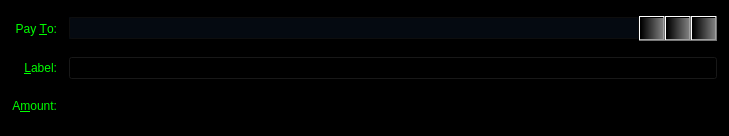
This is src/qt/forms/sendcoinsentry.ui in gridcoin/Gridcoin-master as Qt 5 draws it before an edit. The edited form follows.
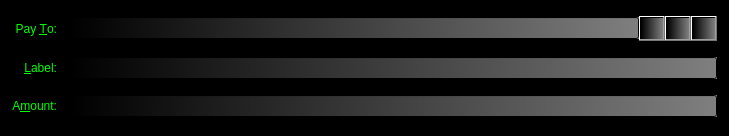
This is the edited form. Icons and pictures are not drawn. Custom widgets are drawn as their Qt base class.

```diff
--- a/src/qt/forms/sendcoinsentry.ui
+++ b/src/qt/forms/sendcoinsentry.ui
@@ -151,19 +151,30 @@
         <colorrole role="WindowText">
          <brush brushstyle="SolidPattern">
           <color alpha="255">
-           <red>0</red>
-           <green>255</green>
-           <blue>0</blue>
+           <red>144</red>
+           <green>238</green>
+           <blue>144</blue>
           </color>
          </brush>
         </colorrole>
         <colorrole role="Button">
-         <brush brushstyle="SolidPattern">
+         <brush brushstyle="LinearGradientPattern">
+          <gradient startx="0.000000000000000" starty="0.000000000000000" endx="1.000000000000000" endy="0.000000000000000" type="LinearGradient" spread="PadSpread" coordinatemode="ObjectBoundingMode">
+           <gradientstop position="0.000000000000000">
           <color alpha="255">
            <red>0</red>
            <green>0</green>
            <blue>0</blue>
           </color>
+           </gradientstop>
+           <gradientstop position="1.000000000000000">
+            <color alpha="255">
+             <red>127</red>
+             <green>127</green>
+             <blue>127</blue>
+            </color>
+           </gradientstop>
+          </gradient>
          </brush>
         </colorrole>
         <colorrole role="Light">
@@ -205,9 +216,9 @@
         <colorrole role="Text">
          <brush brushstyle="SolidPattern">
           <color alpha="255">
-           <red>0</red>
-           <green>255</green>
-           <blue>0</blue>
+           <red>144</red>
+           <green>238</green>
+           <blue>144</blue>
           </color>
          </brush>
         </colorrole>
@@ -223,28 +234,50 @@
         <colorrole role="ButtonText">
          <brush brushstyle="SolidPattern">
           <color alpha="255">
-           <red>0</red>
-           <green>255</green>
-           <blue>0</blue>
+           <red>144</red>
+           <green>238</green>
+           <blue>144</blue>
           </color>
          </brush>
         </colorrole>
         <colorrole role="Base">
-         <brush brushstyle="SolidPattern">
+         <brush brushstyle="LinearGradientPattern">
+          <gradient startx="0.000000000000000" starty="0.000000000000000" endx="1.000000000000000" endy="0.000000000000000" type="LinearGradient" spread="PadSpread" coordinatemode="ObjectBoundingMode">
+           <gradientstop position="0.000000000000000">
           <color alpha="255">
            <red>0</red>
            <green>0</green>
            <blue>0</blue>
           </color>
+           </gradientstop>
+           <gradientstop position="1.000000000000000">
+            <color alpha="255">
+             <red>127</red>
+             <green>127</green>
+             <blue>127</blue>
+            </color>
+           </gradientstop>
+          </gradient>
          </brush>
         </colorrole>
         <colorrole role="Window">
-         <brush brushstyle="SolidPattern">
+         <brush brushstyle="LinearGradientPattern">
+          <gradient startx="0.000000000000000" starty="0.000000000000000" endx="1.000000000000000" endy="0.000000000000000" type="LinearGradient" spread="PadSpread" coordinatemode="ObjectBoundingMode">
+           <gradientstop position="0.000000000000000">
           <color alpha="255">
            <red>0</red>
            <green>0</green>
            <blue>0</blue>
           </color>
+           </gradientstop>
+           <gradientstop position="1.000000000000000">
+            <color alpha="255">
+             <red>127</red>
+             <green>127</green>
+             <blue>127</blue>
+            </color>
+           </gradientstop>
+          </gradient>
          </brush>
         </colorrole>
         <colorrole role="Shadow">
@@ -306,19 +339,30 @@
         <colorrole role="WindowText">
          <brush brushstyle="SolidPattern">
           <color alpha="255">
-           <red>0</red>
-           <green>255</green>
-           <blue>0</blue>
+           <red>144</red>
+           <green>238</green>
+           <blue>144</blue>
           </color>
          </brush>
         </colorrole>
         <colorrole role="Button">
-         <brush brushstyle="SolidPattern">
+         <brush brushstyle="LinearGradientPattern">
+          <gradient startx="0.000000000000000" starty="0.000000000000000" endx="1.000000000000000" endy="0.000000000000000" type="LinearGradient" spread="PadSpread" coordinatemode="ObjectBoundingMode">
+           <gradientstop position="0.000000000000000">
           <color alpha="255">
            <red>0</red>
            <green>0</green>
            <blue>0</blue>
           </color>
+           </gradientstop>
+           <gradientstop position="1.000000000000000">
+            <color alpha="255">
+             <red>127</red>
+             <green>127</green>
+             <blue>127</blue>
+            </color>
+           </gradientstop>
+          </gradient>
          </brush>
         </colorrole>
         <colorrole role="Light">
@@ -360,9 +404,9 @@
         <colorrole role="Text">
          <brush brushstyle="SolidPattern">
           <color alpha="255">
-           <red>0</red>
-           <green>255</green>
-           <blue>0</blue>
+           <red>144</red>
+           <green>238</green>
+           <blue>144</blue>
           </color>
          </brush>
         </colorrole>
@@ -378,28 +422,50 @@
         <colorrole role="ButtonText">
          <brush brushstyle="SolidPattern">
           <color alpha="255">
-           <red>0</red>
-           <green>255</green>
-           <blue>0</blue>
+           <red>144</red>
+           <green>238</green>
+           <blue>144</blue>
           </color>
          </brush>
         </colorrole>
         <colorrole role="Base">
-         <brush brushstyle="SolidPattern">
+         <brush brushstyle="LinearGradientPattern">
+          <gradient startx="0.000000000000000" starty="0.000000000000000" endx="1.000000000000000" endy="0.000000000000000" type="LinearGradient" spread="PadSpread" coordinatemode="ObjectBoundingMode">
+           <gradientstop position="0.000000000000000">
           <color alpha="255">
            <red>0</red>
            <green>0</green>
            <blue>0</blue>
           </color>
+           </gradientstop>
+           <gradientstop position="1.000000000000000">
+            <color alpha="255">
+             <red>127</red>
+             <green>127</green>
+             <blue>127</blue>
+            </color>
+           </gradientstop>
+          </gradient>
          </brush>
         </colorrole>
         <colorrole role="Window">
-         <brush brushstyle="SolidPattern">
+         <brush brushstyle="LinearGradientPattern">
+          <gradient startx="0.000000000000000" starty="0.000000000000000" endx="1.000000000000000" endy="0.000000000000000" type="LinearGradient" spread="PadSpread" coordinatemode="ObjectBoundingMode">
+           <gradientstop position="0.000000000000000">
           <color alpha="255">
            <red>0</red>
            <green>0</green>
            <blue>0</blue>
           </color>
+           </gradientstop>
+           <gradientstop position="1.000000000000000">
+            <color alpha="255">
+             <red>127</red>
+             <green>127</green>
+             <blue>127</blue>
+            </color>
+           </gradientstop>
+          </gradient>
          </brush>
         </colorrole>
         <colorrole role="Shadow">
@@ -461,19 +527,30 @@
         <colorrole role="WindowText">
          <brush brushstyle="SolidPattern">
           <color alpha="255">
-           <red>0</red>
-           <green>0</green>
-           <blue>0</blue>
+           <red>144</red>
+           <green>238</green>
+           <blue>144</blue>
           </color>
          </brush>
         </colorrole>
         <colorrole role="Button">
-         <brush brushstyle="SolidPattern">
+         <brush brushstyle="LinearGradientPattern">
+          <gradient startx="0.000000000000000" starty="0.000000000000000" endx="1.000000000000000" endy="0.000000000000000" type="LinearGradient" spread="PadSpread" coordinatemode="ObjectBoundingMode">
+           <gradientstop position="0.000000000000000">
           <color alpha="255">
            <red>0</red>
            <green>0</green>
            <blue>0</blue>
           </color>
+           </gradientstop>
+           <gradientstop position="1.000000000000000">
+            <color alpha="255">
+             <red>127</red>
+             <green>127</green>
+             <blue>127</blue>
+            </color>
+           </gradientstop>
+          </gradient>
          </brush>
         </colorrole>
         <colorrole role="Light">
@@ -515,9 +592,9 @@
         <colorrole role="Text">
          <brush brushstyle="SolidPattern">
           <color alpha="255">
-           <red>0</red>
-           <green>0</green>
-           <blue>0</blue>
+           <red>144</red>
+           <green>238</green>
+           <blue>144</blue>
           </color>
          </brush>
         </colorrole>
@@ -533,28 +610,50 @@
         <colorrole role="ButtonText">
          <brush brushstyle="SolidPattern">
           <color alpha="255">
-           <red>0</red>
-           <green>0</green>
-           <blue>0</blue>
+           <red>144</red>
+           <green>238</green>
+           <blue>144</blue>
           </color>
          </brush>
         </colorrole>
         <colorrole role="Base">
-         <brush brushstyle="SolidPattern">
+         <brush brushstyle="LinearGradientPattern">
+          <gradient startx="0.000000000000000" starty="0.000000000000000" endx="1.000000000000000" endy="0.000000000000000" type="LinearGradient" spread="PadSpread" coordinatemode="ObjectBoundingMode">
+           <gradientstop position="0.000000000000000">
           <color alpha="255">
            <red>0</red>
            <green>0</green>
            <blue>0</blue>
           </color>
+           </gradientstop>
+           <gradientstop position="1.000000000000000">
+            <color alpha="255">
+             <red>127</red>
+             <green>127</green>
+             <blue>127</blue>
+            </color>
+           </gradientstop>
+          </gradient>
          </brush>
         </colorrole>
         <colorrole role="Window">
-         <brush brushstyle="SolidPattern">
+         <brush brushstyle="LinearGradientPattern">
+          <gradient startx="0.000000000000000" starty="0.000000000000000" endx="1.000000000000000" endy="0.000000000000000" type="LinearGradient" spread="PadSpread" coordinatemode="ObjectBoundingMode">
+           <gradientstop position="0.000000000000000">
           <color alpha="255">
            <red>0</red>
            <green>0</green>
            <blue>0</blue>
           </color>
+           </gradientstop>
+           <gradientstop position="1.000000000000000">
+            <color alpha="255">
+             <red>127</red>
+             <green>127</green>
+             <blue>127</blue>
+            </color>
+           </gradientstop>
+          </gradient>
          </brush>
         </colorrole>
         <colorrole role="Shadow">
@@ -615,7 +714,13 @@
       </palette>
      </property>
      <property name="autoFillBackground">
-      <bool>true</bool>
+      <bool>false</bool>
+     </property>
+     <property name="styleSheet">
+      <string notr="true">
+background-color:qlineargradient(spread:pad, x1:0, y1:0, x2:1, y2:0, stop:0 rgba(0, 0, 0, 255), stop:1 rgba(127, 127, 127, 255));
+color:lightgreen;
+</string>
      </property>
     </widget>
    </item>
@@ -645,19 +750,30 @@
           <colorrole role="WindowText">
            <brush brushstyle="SolidPattern">
             <color alpha="255">
-             <red>0</red>
-             <green>255</green>
-             <blue>0</blue>
+             <red>144</red>
+             <green>238</green>
+             <blue>144</blue>
             </color>
            </brush>
           </colorrole>
           <colorrole role="Button">
-           <brush brushstyle="SolidPattern">
+           <brush brushstyle="LinearGradientPattern">
+            <gradient startx="0.000000000000000" starty="0.000000000000000" endx="1.000000000000000" endy="0.000000000000000" type="LinearGradient" spread="PadSpread" coordinatemode="ObjectBoundingMode">
+             <gradientstop position="0.000000000000000">
             <color alpha="255">
-             <red>33</red>
-             <green>33</green>
-             <blue>33</blue>
-            </color>
+               <red>0</red>
+               <green>0</green>
+               <blue>0</blue>
+              </color>
+             </gradientstop>
+             <gradientstop position="1.000000000000000">
+              <color alpha="255">
+               <red>127</red>
+               <green>127</green>
+               <blue>127</blue>
+              </color>
+             </gradientstop>
+            </gradient>
            </brush>
           </colorrole>
           <colorrole role="Light">
@@ -699,9 +815,9 @@
           <colorrole role="Text">
            <brush brushstyle="SolidPattern">
             <color alpha="255">
-             <red>0</red>
-             <green>255</green>
-             <blue>0</blue>
+             <red>144</red>
+             <green>238</green>
+             <blue>144</blue>
             </color>
            </brush>
           </colorrole>
@@ -717,28 +833,50 @@
           <colorrole role="ButtonText">
            <brush brushstyle="SolidPattern">
             <color alpha="255">
-             <red>0</red>
-             <green>255</green>
-             <blue>0</blue>
+             <red>144</red>
+             <green>238</green>
+             <blue>144</blue>
             </color>
            </brush>
           </colorrole>
           <colorrole role="Base">
-           <brush brushstyle="SolidPattern">
+           <brush brushstyle="LinearGradientPattern">
+            <gradient startx="0.000000000000000" starty="0.000000000000000" endx="1.000000000000000" endy="0.000000000000000" type="LinearGradient" spread="PadSpread" coordinatemode="ObjectBoundingMode">
+             <gradientstop position="0.000000000000000">
             <color alpha="255">
-             <red>5</red>
-             <green>10</green>
-             <blue>17</blue>
-            </color>
+               <red>0</red>
+               <green>0</green>
+               <blue>0</blue>
+              </color>
+             </gradientstop>
+             <gradientstop position="1.000000000000000">
+              <color alpha="255">
+               <red>127</red>
+               <green>127</green>
+               <blue>127</blue>
+              </color>
+             </gradientstop>
+            </gradient>
            </brush>
           </colorrole>
           <colorrole role="Window">
-           <brush brushstyle="SolidPattern">
+           <brush brushstyle="LinearGradientPattern">
+            <gradient startx="0.000000000000000" starty="0.000000000000000" endx="1.000000000000000" endy="0.000000000000000" type="LinearGradient" spread="PadSpread" coordinatemode="ObjectBoundingMode">
+             <gradientstop position="0.000000000000000">
             <color alpha="255">
-             <red>20</red>
-             <green>20</green>
-             <blue>20</blue>
-            </color>
+               <red>0</red>
+               <green>0</green>
+               <blue>0</blue>
+              </color>
+             </gradientstop>
+             <gradientstop position="1.000000000000000">
+              <color alpha="255">
+               <red>127</red>
+               <green>127</green>
+               <blue>127</blue>
+              </color>
+             </gradientstop>
+            </gradient>
            </brush>
           </colorrole>
           <colorrole role="Shadow">
@@ -800,19 +938,30 @@
           <colorrole role="WindowText">
            <brush brushstyle="SolidPattern">
             <color alpha="255">
-             <red>0</red>
-             <green>255</green>
-             <blue>0</blue>
+             <red>144</red>
+             <green>238</green>
+             <blue>144</blue>
             </color>
            </brush>
           </colorrole>
           <colorrole role="Button">
-           <brush brushstyle="SolidPattern">
+           <brush brushstyle="LinearGradientPattern">
+            <gradient startx="0.000000000000000" starty="0.000000000000000" endx="1.000000000000000" endy="0.000000000000000" type="LinearGradient" spread="PadSpread" coordinatemode="ObjectBoundingMode">
+             <gradientstop position="0.000000000000000">
             <color alpha="255">
-             <red>33</red>
-             <green>33</green>
-             <blue>33</blue>
-            </color>
+               <red>0</red>
+               <green>0</green>
+               <blue>0</blue>
+              </color>
+             </gradientstop>
+             <gradientstop position="1.000000000000000">
+              <color alpha="255">
+               <red>127</red>
+               <green>127</green>
+               <blue>127</blue>
+              </color>
+             </gradientstop>
+            </gradient>
            </brush>
           </colorrole>
           <colorrole role="Light">
@@ -854,9 +1003,9 @@
           <colorrole role="Text">
            <brush brushstyle="SolidPattern">
             <color alpha="255">
-             <red>0</red>
-             <green>255</green>
-             <blue>0</blue>
+             <red>144</red>
+             <green>238</green>
+             <blue>144</blue>
             </color>
            </brush>
           </colorrole>
@@ -872,28 +1021,50 @@
           <colorrole role="ButtonText">
            <brush brushstyle="SolidPattern">
             <color alpha="255">
-             <red>0</red>
-             <green>255</green>
-             <blue>0</blue>
+             <red>144</red>
+             <green>238</green>
+             <blue>144</blue>
             </color>
            </brush>
           </colorrole>
           <colorrole role="Base">
-           <brush brushstyle="SolidPattern">
+           <brush brushstyle="LinearGradientPattern">
+            <gradient startx="0.000000000000000" starty="0.000000000000000" endx="1.000000000000000" endy="0.000000000000000" type="LinearGradient" spread="PadSpread" coordinatemode="ObjectBoundingMode">
+             <gradientstop position="0.000000000000000">
             <color alpha="255">
-             <red>5</red>
-             <green>10</green>
-             <blue>17</blue>
-            </color>
+               <red>0</red>
+               <green>0</green>
+               <blue>0</blue>
+              </color>
+             </gradientstop>
+             <gradientstop position="1.000000000000000">
+              <color alpha="255">
+               <red>127</red>
+               <green>127</green>
+               <blue>127</blue>
+              </color>
+             </gradientstop>
+            </gradient>
            </brush>
           </colorrole>
           <colorrole role="Window">
-           <brush brushstyle="SolidPattern">
+           <brush brushstyle="LinearGradientPattern">
+            <gradient startx="0.000000000000000" starty="0.000000000000000" endx="1.000000000000000" endy="0.000000000000000" type="LinearGradient" spread="PadSpread" coordinatemode="ObjectBoundingMode">
+             <gradientstop position="0.000000000000000">
             <color alpha="255">
-             <red>20</red>
-             <green>20</green>
-             <blue>20</blue>
-            </color>
+               <red>0</red>
+               <green>0</green>
+               <blue>0</blue>
+              </color>
+             </gradientstop>
+             <gradientstop position="1.000000000000000">
+              <color alpha="255">
+               <red>127</red>
+               <green>127</green>
+               <blue>127</blue>
+              </color>
+             </gradientstop>
+            </gradient>
            </brush>
           </colorrole>
           <colorrole role="Shadow">
@@ -955,19 +1126,30 @@
           <colorrole role="WindowText">
            <brush brushstyle="SolidPattern">
             <color alpha="255">
-             <red>16</red>
-             <green>16</green>
-             <blue>16</blue>
+             <red>144</red>
+             <green>238</green>
+             <blue>144</blue>
             </color>
            </brush>
           </colorrole>
           <colorrole role="Button">
-           <brush brushstyle="SolidPattern">
+           <brush brushstyle="LinearGradientPattern">
+            <gradient startx="0.000000000000000" starty="0.000000000000000" endx="1.000000000000000" endy="0.000000000000000" type="LinearGradient" spread="PadSpread" coordinatemode="ObjectBoundingMode">
+             <gradientstop position="0.000000000000000">
             <color alpha="255">
-             <red>33</red>
-             <green>33</green>
-             <blue>33</blue>
-            </color>
+               <red>0</red>
+               <green>0</green>
+               <blue>0</blue>
+              </color>
+             </gradientstop>
+             <gradientstop position="1.000000000000000">
+              <color alpha="255">
+               <red>127</red>
+               <green>127</green>
+               <blue>127</blue>
+              </color>
+             </gradientstop>
+            </gradient>
            </brush>
           </colorrole>
           <colorrole role="Light">
@@ -1009,9 +1191,9 @@
           <colorrole role="Text">
            <brush brushstyle="SolidPattern">
             <color alpha="255">
-             <red>16</red>
-             <green>16</green>
-             <blue>16</blue>
+             <red>144</red>
+             <green>238</green>
+             <blue>144</blue>
             </color>
            </brush>
           </colorrole>
@@ -1027,28 +1209,50 @@
           <colorrole role="ButtonText">
            <brush brushstyle="SolidPattern">
             <color alpha="255">
-             <red>16</red>
-             <green>16</green>
-             <blue>16</blue>
+             <red>144</red>
+             <green>238</green>
+             <blue>144</blue>
             </color>
            </brush>
           </colorrole>
           <colorrole role="Base">
-           <brush brushstyle="SolidPattern">
+           <brush brushstyle="LinearGradientPattern">
+            <gradient startx="0.000000000000000" starty="0.000000000000000" endx="1.000000000000000" endy="0.000000000000000" type="LinearGradient" spread="PadSpread" coordinatemode="ObjectBoundingMode">
+             <gradientstop position="0.000000000000000">
             <color alpha="255">
-             <red>20</red>
-             <green>20</green>
-             <blue>20</blue>
-            </color>
+               <red>0</red>
+               <green>0</green>
+               <blue>0</blue>
+              </color>
+             </gradientstop>
+             <gradientstop position="1.000000000000000">
+              <color alpha="255">
+               <red>127</red>
+               <green>127</green>
+               <blue>127</blue>
+              </color>
+             </gradientstop>
+            </gradient>
            </brush>
           </colorrole>
           <colorrole role="Window">
-           <brush brushstyle="SolidPattern">
+           <brush brushstyle="LinearGradientPattern">
+            <gradient startx="0.000000000000000" starty="0.000000000000000" endx="1.000000000000000" endy="0.000000000000000" type="LinearGradient" spread="PadSpread" coordinatemode="ObjectBoundingMode">
+             <gradientstop position="0.000000000000000">
             <color alpha="255">
-             <red>20</red>
-             <green>20</green>
-             <blue>20</blue>
-            </color>
+               <red>0</red>
+               <green>0</green>
+               <blue>0</blue>
+              </color>
+             </gradientstop>
+             <gradientstop position="1.000000000000000">
+              <color alpha="255">
+               <red>127</red>
+               <green>127</green>
+               <blue>127</blue>
+              </color>
+             </gradientstop>
+            </gradient>
            </brush>
           </colorrole>
           <colorrole role="Shadow">
@@ -1112,7 +1316,13 @@
         <string>The address to send the payment to (e.g. 1NS17iag9jJgTHD1VXjvLCEnZuQ3rJDE9L)</string>
        </property>
        <property name="autoFillBackground">
-        <bool>true</bool>
+        <bool>false</bool>
+       </property>
+       <property name="styleSheet">
+        <string notr="true">
+background-color:qlineargradient(spread:pad, x1:0, y1:0, x2:1, y2:0, stop:0 rgba(0, 0, 0, 255), stop:1 rgba(127, 127, 127, 255));
+color:lightgreen;
+</string>
        </property>
        <property name="maxLength">
         <number>34</number>
@@ -1195,19 +1405,30 @@
         <colorrole role="WindowText">
          <brush brushstyle="SolidPattern">
           <color alpha="255">
-           <red>0</red>
-           <green>255</green>
-           <blue>0</blue>
+           <red>144</red>
+           <green>238</green>
+           <blue>144</blue>
           </color>
          </brush>
         </colorrole>
         <colorrole role="Button">
-         <brush brushstyle="SolidPattern">
+         <brush brushstyle="LinearGradientPattern">
+          <gradient startx="0.000000000000000" starty="0.000000000000000" endx="1.000000000000000" endy="0.000000000000000" type="LinearGradient" spread="PadSpread" coordinatemode="ObjectBoundingMode">
+           <gradientstop position="0.000000000000000">
           <color alpha="255">
            <red>0</red>
-           <green>255</green>
+             <green>0</green>
            <blue>0</blue>
           </color>
+           </gradientstop>
+           <gradientstop position="1.000000000000000">
+            <color alpha="255">
+             <red>127</red>
+             <green>127</green>
+             <blue>127</blue>
+            </color>
+           </gradientstop>
+          </gradient>
          </brush>
         </colorrole>
         <colorrole role="Light">
@@ -1240,9 +1461,9 @@
         <colorrole role="Text">
          <brush brushstyle="SolidPattern">
           <color alpha="255">
-           <red>0</red>
-           <green>255</green>
-           <blue>0</blue>
+           <red>144</red>
+           <green>238</green>
+           <blue>144</blue>
           </color>
          </brush>
         </colorrole>
@@ -1258,28 +1479,50 @@
         <colorrole role="ButtonText">
          <brush brushstyle="SolidPattern">
           <color alpha="255">
-           <red>0</red>
-           <green>0</green>
-           <blue>0</blue>
+           <red>144</red>
+           <green>238</green>
+           <blue>144</blue>
           </color>
          </brush>
         </colorrole>
         <colorrole role="Base">
-         <brush brushstyle="SolidPattern">
+         <brush brushstyle="LinearGradientPattern">
+          <gradient startx="0.000000000000000" starty="0.000000000000000" endx="1.000000000000000" endy="0.000000000000000" type="LinearGradient" spread="PadSpread" coordinatemode="ObjectBoundingMode">
+           <gradientstop position="0.000000000000000">
           <color alpha="255">
            <red>0</red>
            <green>0</green>
            <blue>0</blue>
           </color>
+           </gradientstop>
+           <gradientstop position="1.000000000000000">
+            <color alpha="255">
+             <red>127</red>
+             <green>127</green>
+             <blue>127</blue>
+            </color>
+           </gradientstop>
+          </gradient>
          </brush>
         </colorrole>
         <colorrole role="Window">
-         <brush brushstyle="SolidPattern">
+         <brush brushstyle="LinearGradientPattern">
+          <gradient startx="0.000000000000000" starty="0.000000000000000" endx="1.000000000000000" endy="0.000000000000000" type="LinearGradient" spread="PadSpread" coordinatemode="ObjectBoundingMode">
+           <gradientstop position="0.000000000000000">
           <color alpha="255">
-           <red>33</red>
-           <green>33</green>
-           <blue>33</blue>
-          </color>
+             <red>0</red>
+             <green>0</green>
+             <blue>0</blue>
+            </color>
+           </gradientstop>
+           <gradientstop position="1.000000000000000">
+            <color alpha="255">
+             <red>127</red>
+             <green>127</green>
+             <blue>127</blue>
+            </color>
+           </gradientstop>
+          </gradient>
          </brush>
         </colorrole>
         <colorrole role="Highlight">
@@ -1332,19 +1575,30 @@
         <colorrole role="WindowText">
          <brush brushstyle="SolidPattern">
           <color alpha="255">
-           <red>0</red>
-           <green>255</green>
-           <blue>0</blue>
+           <red>144</red>
+           <green>238</green>
+           <blue>144</blue>
           </color>
          </brush>
         </colorrole>
         <colorrole role="Button">
-         <brush brushstyle="SolidPattern">
+         <brush brushstyle="LinearGradientPattern">
+          <gradient startx="0.000000000000000" starty="0.000000000000000" endx="1.000000000000000" endy="0.000000000000000" type="LinearGradient" spread="PadSpread" coordinatemode="ObjectBoundingMode">
+           <gradientstop position="0.000000000000000">
           <color alpha="255">
            <red>0</red>
-           <green>255</green>
+             <green>0</green>
            <blue>0</blue>
           </color>
+           </gradientstop>
+           <gradientstop position="1.000000000000000">
+            <color alpha="255">
+             <red>127</red>
+             <green>127</green>
+             <blue>127</blue>
+            </color>
+           </gradientstop>
+          </gradient>
          </brush>
         </colorrole>
         <colorrole role="Light">
@@ -1377,9 +1631,9 @@
         <colorrole role="Text">
          <brush brushstyle="SolidPattern">
           <color alpha="255">
-           <red>0</red>
-           <green>255</green>
-           <blue>0</blue>
+           <red>144</red>
+           <green>238</green>
+           <blue>144</blue>
           </color>
          </brush>
         </colorrole>
@@ -1395,28 +1649,50 @@
         <colorrole role="ButtonText">
          <brush brushstyle="SolidPattern">
           <color alpha="255">
-           <red>0</red>
-           <green>0</green>
-           <blue>0</blue>
+           <red>144</red>
+           <green>238</green>
+           <blue>144</blue>
           </color>
          </brush>
         </colorrole>
         <colorrole role="Base">
-         <brush brushstyle="SolidPattern">
+         <brush brushstyle="LinearGradientPattern">
+          <gradient startx="0.000000000000000" starty="0.000000000000000" endx="1.000000000000000" endy="0.000000000000000" type="LinearGradient" spread="PadSpread" coordinatemode="ObjectBoundingMode">
+           <gradientstop position="0.000000000000000">
           <color alpha="255">
            <red>0</red>
            <green>0</green>
            <blue>0</blue>
           </color>
+           </gradientstop>
+           <gradientstop position="1.000000000000000">
+            <color alpha="255">
+             <red>127</red>
+             <green>127</green>
+             <blue>127</blue>
+            </color>
+           </gradientstop>
+          </gradient>
          </brush>
         </colorrole>
         <colorrole role="Window">
-         <brush brushstyle="SolidPattern">
+         <brush brushstyle="LinearGradientPattern">
+          <gradient startx="0.000000000000000" starty="0.000000000000000" endx="1.000000000000000" endy="0.000000000000000" type="LinearGradient" spread="PadSpread" coordinatemode="ObjectBoundingMode">
+           <gradientstop position="0.000000000000000">
           <color alpha="255">
-           <red>33</red>
-           <green>33</green>
-           <blue>33</blue>
-          </color>
+             <red>0</red>
+             <green>0</green>
+             <blue>0</blue>
+            </color>
+           </gradientstop>
+           <gradientstop position="1.000000000000000">
+            <color alpha="255">
+             <red>127</red>
+             <green>127</green>
+             <blue>127</blue>
+            </color>
+           </gradientstop>
+          </gradient>
          </brush>
         </colorrole>
         <colorrole role="Highlight">
@@ -1469,19 +1745,30 @@
         <colorrole role="WindowText">
          <brush brushstyle="SolidPattern">
           <color alpha="255">
-           <red>0</red>
-           <green>0</green>
-           <blue>0</blue>
+           <red>144</red>
+           <green>238</green>
+           <blue>144</blue>
           </color>
          </brush>
         </colorrole>
         <colorrole role="Button">
-         <brush brushstyle="SolidPattern">
+         <brush brushstyle="LinearGradientPattern">
+          <gradient startx="0.000000000000000" starty="0.000000000000000" endx="1.000000000000000" endy="0.000000000000000" type="LinearGradient" spread="PadSpread" coordinatemode="ObjectBoundingMode">
+           <gradientstop position="0.000000000000000">
           <color alpha="255">
            <red>0</red>
-           <green>255</green>
+             <green>0</green>
            <blue>0</blue>
           </color>
+           </gradientstop>
+           <gradientstop position="1.000000000000000">
+            <color alpha="255">
+             <red>127</red>
+             <green>127</green>
+             <blue>127</blue>
+            </color>
+           </gradientstop>
+          </gradient>
          </brush>
         </colorrole>
         <colorrole role="Light">
@@ -1514,9 +1801,9 @@
         <colorrole role="Text">
          <brush brushstyle="SolidPattern">
           <color alpha="255">
-           <red>0</red>
-           <green>0</green>
-           <blue>0</blue>
+           <red>144</red>
+           <green>238</green>
+           <blue>144</blue>
           </color>
          </brush>
         </colorrole>
@@ -1532,28 +1819,50 @@
         <colorrole role="ButtonText">
          <brush brushstyle="SolidPattern">
           <color alpha="255">
-           <red>0</red>
-           <green>0</green>
-           <blue>0</blue>
+           <red>144</red>
+           <green>238</green>
+           <blue>144</blue>
           </color>
          </brush>
         </colorrole>
         <colorrole role="Base">
-         <brush brushstyle="SolidPattern">
+         <brush brushstyle="LinearGradientPattern">
+          <gradient startx="0.000000000000000" starty="0.000000000000000" endx="1.000000000000000" endy="0.000000000000000" type="LinearGradient" spread="PadSpread" coordinatemode="ObjectBoundingMode">
+           <gradientstop position="0.000000000000000">
           <color alpha="255">
-           <red>33</red>
-           <green>33</green>
-           <blue>33</blue>
-          </color>
+             <red>0</red>
+             <green>0</green>
+             <blue>0</blue>
+            </color>
+           </gradientstop>
+           <gradientstop position="1.000000000000000">
+            <color alpha="255">
+             <red>127</red>
+             <green>127</green>
+             <blue>127</blue>
+            </color>
+           </gradientstop>
+          </gradient>
          </brush>
         </colorrole>
         <colorrole role="Window">
-         <brush brushstyle="SolidPattern">
+         <brush brushstyle="LinearGradientPattern">
+          <gradient startx="0.000000000000000" starty="0.000000000000000" endx="1.000000000000000" endy="0.000000000000000" type="LinearGradient" spread="PadSpread" coordinatemode="ObjectBoundingMode">
+           <gradientstop position="0.000000000000000">
           <color alpha="255">
-           <red>33</red>
-           <green>33</green>
-           <blue>33</blue>
-          </color>
+             <red>0</red>
+             <green>0</green>
+             <blue>0</blue>
+            </color>
+           </gradientstop>
+           <gradientstop position="1.000000000000000">
+            <color alpha="255">
+             <red>127</red>
+             <green>127</green>
+             <blue>127</blue>
+            </color>
+           </gradientstop>
+          </gradient>
          </brush>
         </colorrole>
         <colorrole role="Highlight">
@@ -1608,7 +1917,13 @@
       <string>Enter a label for this address to add it to your address book</string>
      </property>
      <property name="autoFillBackground">
-      <bool>true</bool>
+      <bool>false</bool>
+     </property>
+     <property name="styleSheet">
+      <string notr="true">
+background-color:qlineargradient(spread:pad, x1:0, y1:0, x2:1, y2:0, stop:0 rgba(0, 0, 0, 255), stop:1 rgba(127, 127, 127, 255));
+color:lightgreen;
+</string>
      </property>
     </widget>
    </item>
```
Lines whose indentation alone changed are shown as unchanged.
